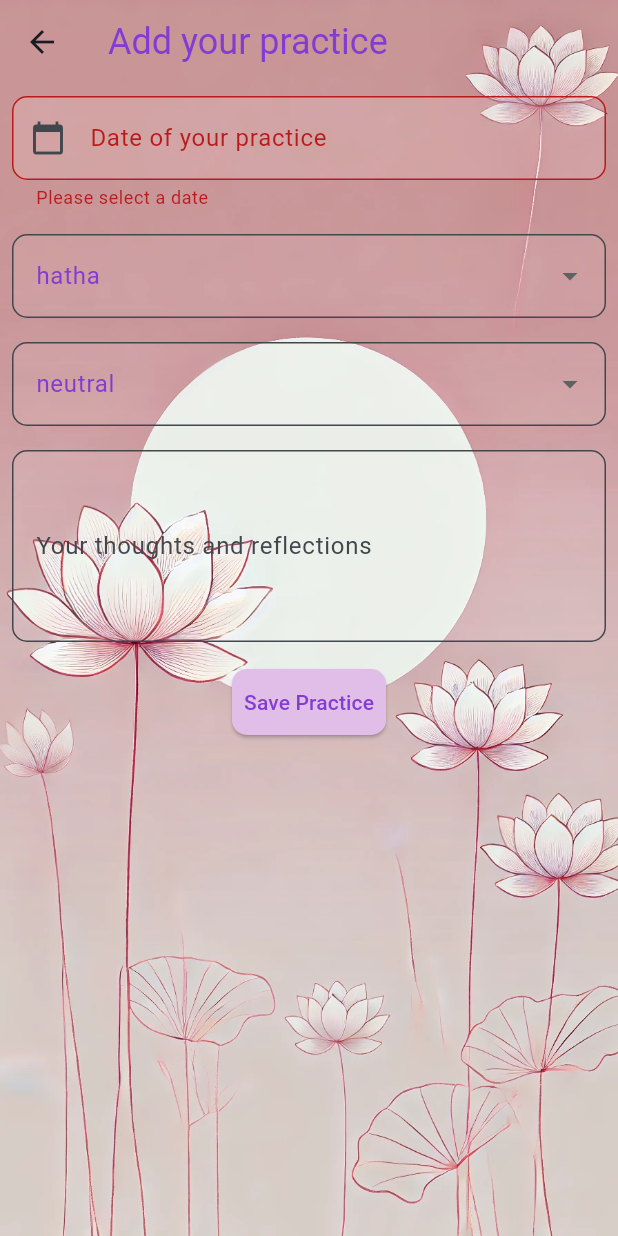
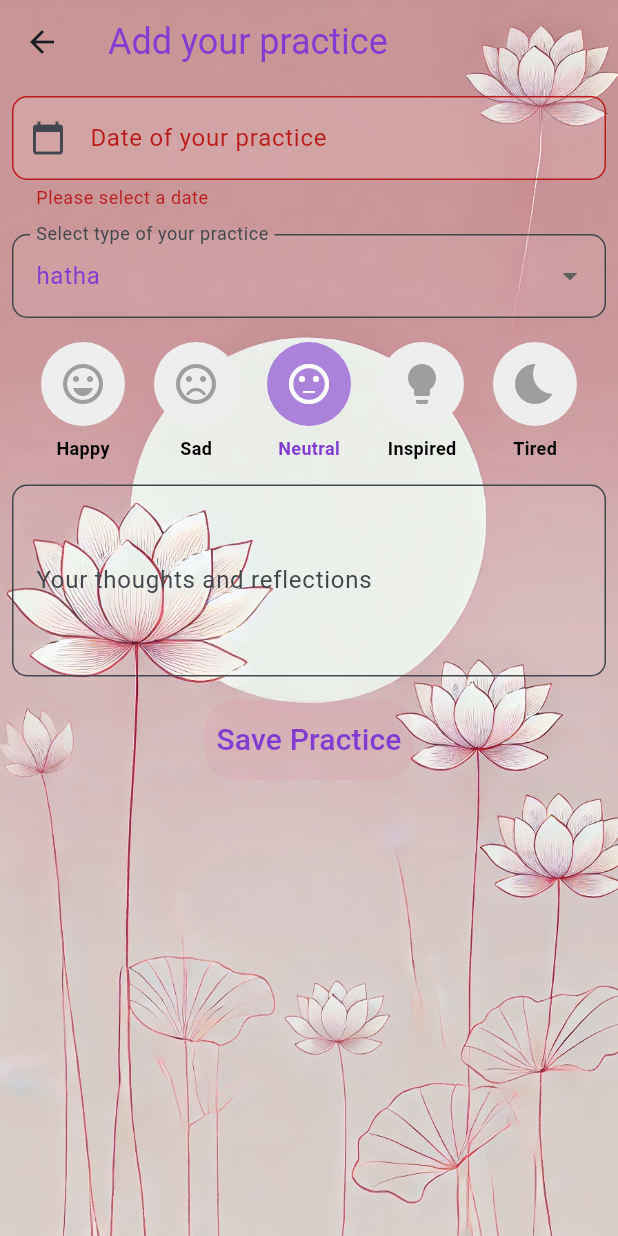
Before and after one commit to natalliavarvaruk/yoga_diary, a Flutter app: the AddPracticeScreen screen opened directly, after a tap on "Save Practice", on a phone screen of 412 x 824 dp. Run offline on Flutter 3.47's test engine with Material 3 defaults, Android fonts, the light colour scheme and no system bars; our stand-ins replace flutter_animate, flutter_riverpod, google_fonts, table_calendar.

Commit message:
add rounded icons: mood

```diff
--- a/lib/main.dart
+++ b/lib/main.dart
@@ -1,9 +1,7 @@
-
 import 'package:flutter/material.dart';
 import 'package:google_fonts/google_fonts.dart';
 import 'package:yoga_diary/screens/home_screen.dart';
 import 'package:flutter_riverpod/flutter_riverpod.dart';
-
 
 final colorScheme = ColorScheme.fromSeed(
   brightness: Brightness.light,
@@ -13,18 +11,18 @@
 );
 
 final theme = ThemeData().copyWith(
-
   scaffoldBackgroundColor: colorScheme.surface,
   colorScheme: colorScheme,
-  textTheme: GoogleFonts.ubuntuCondensedTextTheme().apply(
+  textTheme: GoogleFonts.ubuntuCondensedTextTheme()
+      .apply(
         bodyColor: const Color.fromARGB(255, 130, 60, 210),
         displayColor: const Color.fromARGB(255, 110, 62, 159),
-).copyWith(
+      )
+      .copyWith(
         titleSmall: GoogleFonts.ubuntuCondensed(
           fontWeight: FontWeight.bold,
           fontSize: 12,
         ),
-
         titleMedium: GoogleFonts.ubuntuCondensed(
           fontWeight: FontWeight.bold,
           fontSize: 16,
@@ -33,13 +31,22 @@
           fontWeight: FontWeight.bold,
           fontSize: 18,
         ),
+        labelLarge: GoogleFonts.ubuntuCondensed(
+          fontSize: 20,
+          color: Color.fromARGB(255, 130, 60, 210),
+          ),
+        labelMedium: GoogleFonts.ubuntuCondensed(
+          fontSize: 16,
+
+          ),
+        labelSmall: GoogleFonts.ubuntuCondensed(
+          fontSize: 14,
+          ),
       ),
 );
 
 void main() {
-  runApp(
-    ProviderScope(child:  MyApp())
-   );
+  runApp(ProviderScope(child: MyApp()));
 }
 
 class MyApp extends StatelessWidget {
--- a/lib/models/practice_entity.dart
+++ b/lib/models/practice_entity.dart
@@ -1,9 +1,34 @@
+import 'package:flutter/material.dart';
 import 'package:uuid/uuid.dart';
 
 enum Moods {
   happy,
   sad,
   neutral,
+  inspired,
+  tired,
+}
+
+extension MoodExtension on Moods {
+  IconData get icon {
+    return {
+      Moods.happy: Icons.sentiment_very_satisfied,
+      Moods.neutral: Icons.sentiment_neutral,
+      Moods.sad: Icons.sentiment_very_dissatisfied,
+      Moods.inspired: Icons.lightbulb,
+      Moods.tired: Icons.bedtime,
+    }[this]!;
+  }
+
+  String get displayName {
+    return {
+      Moods.happy: "Happy",
+      Moods.neutral: "Neutral",
+      Moods.sad: "Sad",
+      Moods.inspired: "Inspired",
+      Moods.tired: "Tired",
+    }[this]!;
+  }
 }
 
 enum Practices {
@@ -11,6 +36,26 @@ enum Practices {
   vinjasa,
   meditation,
   pranajama,
+}
+
+extension PracticeExtension on Practices {
+  String get displayName {
+    return {
+      Practices.hatha: "Hatha Yoga",
+      Practices.vinjasa: "Vinyasa Yoga",
+      Practices.meditation: "Meditation",
+      Practices.pranajama: "Pranayama",
+    }[this]!;
+  }
+
+  IconData get icon {
+    return {
+      Practices.hatha: Icons.self_improvement,
+      Practices.vinjasa: Icons.sports_gymnastics,
+      Practices.meditation: Icons.spa,
+      Practices.pranajama: Icons.air,
+    }[this]!;
+  }
 }
 
 const uuid = Uuid();
--- a/lib/screens/add_practice.dart
+++ b/lib/screens/add_practice.dart
@@ -102,11 +102,11 @@ class AddPracticeScreen extends ConsumerWidget {
                   SizedBox(
                     height: 16,
                   ),
-                  MoodSelector(
-                      value: practice.mood,
-                      onChanged: (v) => ref
-                          .read(currentPracticeProvider.notifier)
-                          .setMood(v!)),
+                  MoodSelector(),
+                      // value: practice.mood,
+                      // onChanged: (v) => ref
+                      //     .read(currentPracticeProvider.notifier)
+                      //     .setMood(v!)),
                   //enter text about feels
                   //Text('Big text notes'),
                   SizedBox(
--- a/lib/widgets/globals/mood_selector.dart
+++ b/lib/widgets/globals/mood_selector.dart
@@ -1,29 +1,52 @@
+//
+
 import 'package:flutter/material.dart';
+import 'package:flutter_riverpod/flutter_riverpod.dart';
+import 'package:yoga_diary/providers/practice_provider.dart';
 import 'package:yoga_diary/models/practice_entity.dart';
 
-class MoodSelector extends StatelessWidget {
-  final Moods? value;
-  final ValueChanged<Moods?> onChanged;
-
-  const MoodSelector(
-    {super.key, required this.value, required this.onChanged});
+class MoodSelector extends ConsumerWidget {
+  const MoodSelector({super.key});
 
   @override
-  Widget build(BuildContext context) {
-    return DropdownButtonFormField<Moods>(
-      value: value,
-      hint: Text("How do you feel today?"),
-      decoration: InputDecoration(
-        filled: true,
-        fillColor: Colors.white.withAlpha(20),
-        border: OutlineInputBorder(borderRadius: BorderRadius.circular(10)),
-      ),
-      items: Moods.values
-          .map((mood) => DropdownMenuItem(value: mood, child: Text(mood.toString().split('.').last)))
-          .toList(),
-      style: Theme.of(context).textTheme.bodyLarge,
-      onChanged: onChanged,
-      validator: (value) => value == null ? 'Please select your mood' : null,
+  Widget build(BuildContext context, WidgetRef ref) {
+    final selectedMood = ref.watch(currentPracticeProvider).mood;
+
+    return Row(
+      mainAxisAlignment: MainAxisAlignment.spaceEvenly,
+      children: Moods.values.map((mood) {
+        final isSelected = mood == selectedMood;
+
+        return GestureDetector(
+          behavior: HitTestBehavior.opaque,
+          onTap: () => ref.read(currentPracticeProvider.notifier).setMood(mood),
+          child: Column(
+            children: [
+              CircleAvatar(
+                // 🔥 Теперь иконки в круглых кнопках
+                radius: 28,
+                backgroundColor: isSelected
+                    ? Color.fromARGB(155, 130, 60, 210)
+                    : Colors.grey[200],
+                child: Icon(
+                  mood.icon,
+                  size: 32,
+                  color: isSelected ? Colors.white : Colors.grey,
+                ),
+              ),
+              SizedBox(height: 6),
+              Text(
+                mood.displayName,
+                style: TextStyle(
+                  fontSize: 12,
+                  fontWeight: FontWeight.bold,
+                  color: isSelected ? Color.fromARGB(255, 130, 60, 210): Colors.black,
+                ),
+              ),
+            ],
+          ),
+        );
+      }).toList(),
     );
   }
 }
--- a/lib/widgets/globals/practice_selector.dart
+++ b/lib/widgets/globals/practice_selector.dart
@@ -16,6 +16,7 @@ class PracticeSelector extends StatelessWidget {
         filled: true,
         fillColor: Colors.white.withAlpha(20),
         border: OutlineInputBorder(borderRadius: BorderRadius.circular(10)),
+        labelText: 'Select type of your practice',
       ),
       items: Practices.values
           .map((practice) =>
--- a/lib/widgets/globals/save_button.dart
+++ b/lib/widgets/globals/save_button.dart
@@ -12,12 +12,13 @@ class SaveButton extends StatelessWidget {
   Widget build(BuildContext context) {
     return Consumer(
       builder: (context, ref, child){
-      return ElevatedButton(
+      return TextButton(
         onPressed: () => onPressed(context,ref),
-        style: ElevatedButton.styleFrom(
-          backgroundColor: Colors.purple[100],
+        style: TextButton.styleFrom(
+          foregroundColor: Colors.pink,
+          backgroundColor: Colors.pink.withAlpha(15),
           padding: EdgeInsets.symmetric(vertical: 12, horizontal: 8),
-          shape: RoundedRectangleBorder(borderRadius: BorderRadius.circular(10)),
+          shape: RoundedRectangleBorder(borderRadius: BorderRadius.circular(20)),
         ),
         child: Text("Save Practice", style: Theme.of(context).textTheme.labelLarge,),
 
--- a/lib/widgets/home/calendar.dart
+++ b/lib/widgets/home/calendar.dart
@@ -16,10 +16,6 @@ class Calendar extends ConsumerWidget {
     final selectedDate = ref.watch(selectedDateProvider);
     final practices = ref.watch(practiceProvider);
 
-    final dailyPractices = practices
-        .where((practice) => practice.date == selectedDate.toString().split(' ')[0])
-        .toList();
-
     return Padding(
       padding: const EdgeInsets.all(10.0),
       child: Column(
@@ -27,7 +23,7 @@ class Calendar extends ConsumerWidget {
           //Text('Selected day = ${today.toString().split(" ")[0]}'),
           Container(
             alignment: Alignment.topCenter,
-            height: 300,
+            height: 320,
             decoration: BoxDecoration(
               color: const Color.fromARGB(37, 252, 230, 250),
               borderRadius: BorderRadius.circular(10),
```
Also changed, not shown: lib/screens/home_screen.dart (+10 -15 lines), lib/widgets/home/home_app_bar.dart (added, +26 -0 lines). Lines whose indentation alone changed are shown as unchanged.
